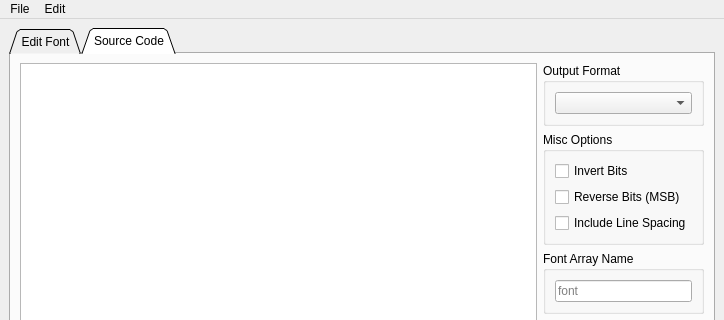
This is app/src/mainwindow.ui in ayoy/fontedit as Qt 5 draws it before an edit; both pictures show x 0 to 724 and y 0 to 320 of the 724 by 619 pixel window. The edited form follows.
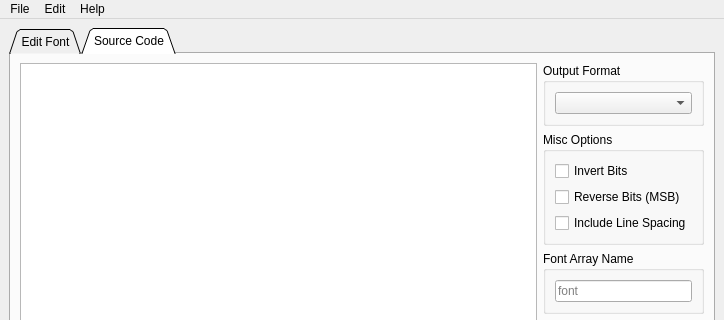
This is the edited form. Icons and pictures are not drawn. Custom widgets are drawn as their Qt base class.

```diff
--- a/app/src/mainwindow.ui
+++ b/app/src/mainwindow.ui
@@ -464,8 +464,15 @@
     <addaction name="actionReset_Glyph"/>
     <addaction name="actionReset_Font"/>
    </widget>
+   <widget class="QMenu" name="menuHelp">
+    <property name="title">
+     <string>Help</string>
+    </property>
+    <addaction name="actionAbout"/>
+   </widget>
    <addaction name="menuFile"/>
    <addaction name="menuEdit"/>
+   <addaction name="menuHelp"/>
   </widget>
   <widget class="QStatusBar" name="statusBar"/>
   <action name="actionNew">
```
Left out of the diff: 9 changed lines with no effect on the pictures.
